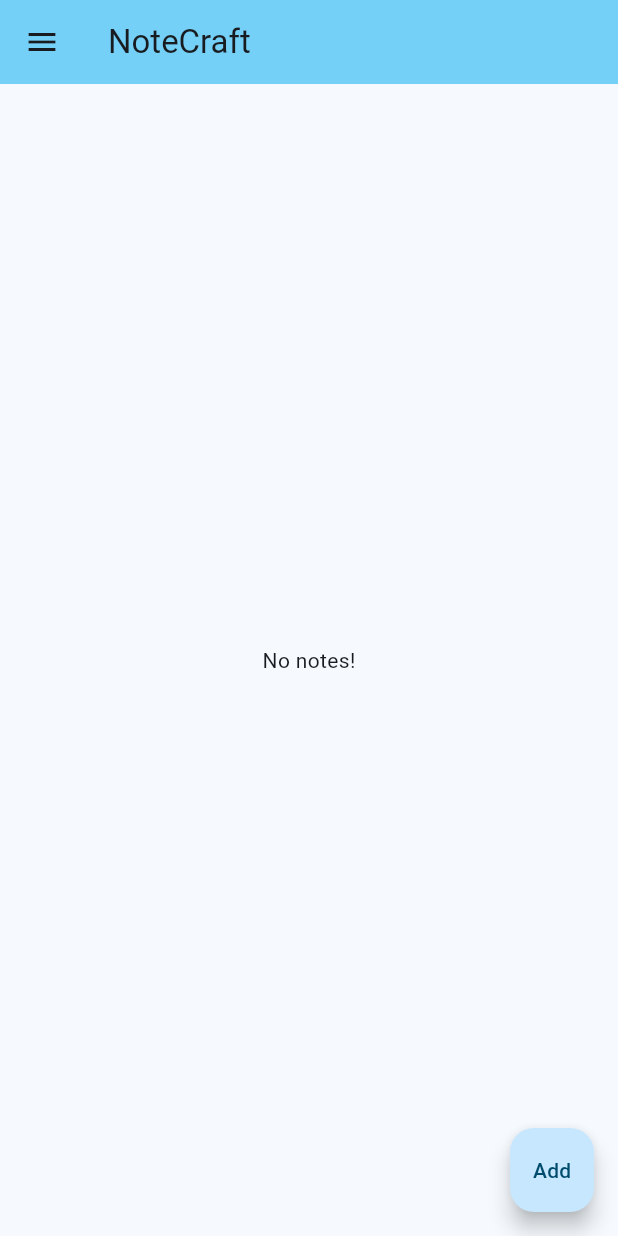
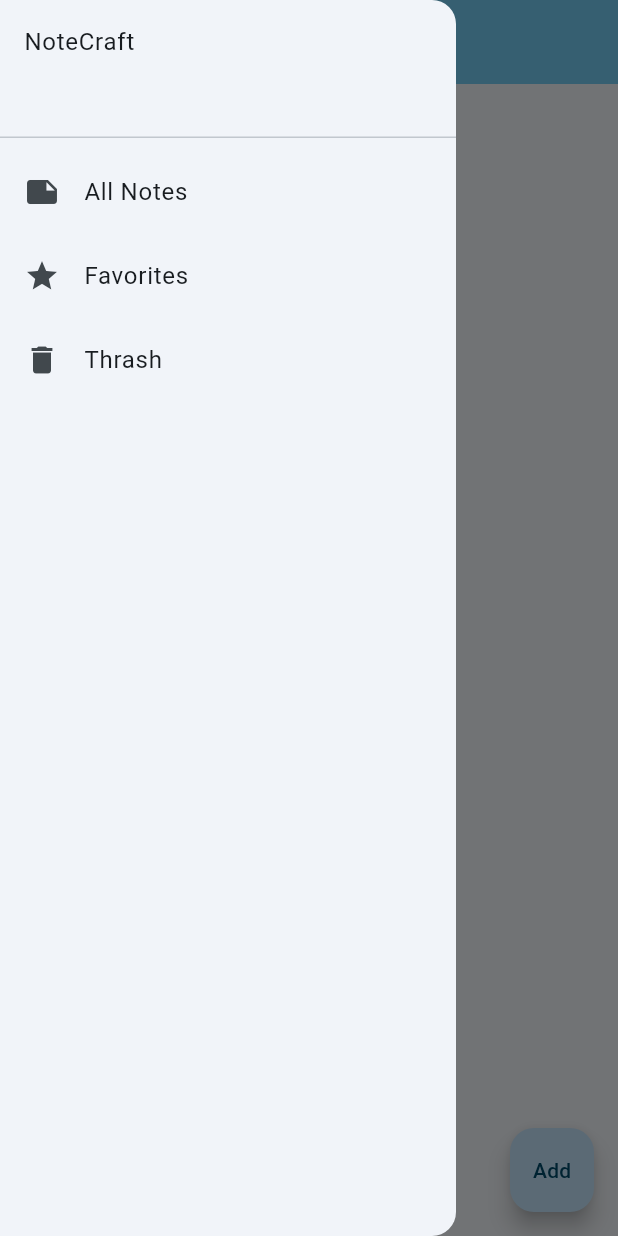
Before and after one commit to JosipTr/NoteCraft, a Flutter app: the screen it shows after launch, with the side drawer open (before the commit the screen has no drawer), on a phone screen of 412 x 824 dp. Run offline on Flutter 3.47's test engine with Material 3 defaults, Android fonts, the phone set to English and light mode, and no system bars; our stand-ins replace bloc, date_format, drift, equatable, flutter_bloc, get_it and 1 more; missing offline and left inert: sqlite3; accounts and stored records are empty; generated files the repository leaves out were written again.

Commit message:
Update menu

```diff
--- a/lib/presentation/views/home_page.dart
+++ b/lib/presentation/views/home_page.dart
@@ -2,11 +2,9 @@ import 'package:flutter/material.dart';
 import 'package:flutter_bloc/flutter_bloc.dart';
 import 'package:notecraft/di/injector.dart';
 import 'package:notecraft/presentation/views/add_note_page.dart';
-import 'package:notecraft/presentation/widgets/note_list.dart';
 
 import '../bloc/note_bloc.dart';
-import '../widgets/note_failure.dart';
-import '../widgets/note_list_empty.dart';
+import '../widgets/widgets.dart';
 
 class HomePage extends StatelessWidget {
   const HomePage({super.key});
@@ -26,9 +24,9 @@ class HomeView extends StatelessWidget {
   @override
   Widget build(BuildContext context) {
     return Scaffold(
+        drawer: const Menu(),
         appBar: AppBar(
-          title: const Text("NoteCraft"),
-          leading: const Icon(Icons.menu),
+          title: const Text("Notes"),
         ),
         floatingActionButton: FloatingActionButton(
           onPressed: () => Navigator.of(context).push(
--- /dev/null
+++ b/lib/presentation/widgets/menu.dart
@@ -0,0 +1,53 @@
+import 'package:flutter/material.dart';
+
+class Menu extends StatelessWidget {
+  const Menu({
+    super.key,
+  });
+
+  @override
+  Widget build(BuildContext context) {
+    return Drawer(
+      // Add a ListView to the drawer. This ensures the user can scroll
+      // through the options in the drawer if there isn't enough vertical
+      // space to fit everything.
+      child: ListView(
+        // Important: Remove any padding from the ListView.
+        padding: EdgeInsets.zero,
+        children: [
+          const SizedBox(
+            height: 100,
+            child: DrawerHeader(
+              decoration: BoxDecoration(),
+              child: Text('NoteCraft'),
+            ),
+          ),
+          ListTile(
+            title: const Text('All Notes'),
+            leading: const Icon(Icons.note),
+            onTap: () {
+              // Update the state of the app.
+              // ...
+            },
+          ),
+          ListTile(
+            title: const Text('Favorites'),
+            leading: const Icon(Icons.star),
+            onTap: () {
+              // Update the state of the app.
+              // ...
+            },
+          ),
+          ListTile(
+            title: const Text('Thrash'),
+            leading: const Icon(Icons.delete),
+            onTap: () {
+              // Update the state of the app.
+              // ...
+            },
+          ),
+        ],
+      ),
+    );
+  }
+}
--- /dev/null
+++ b/lib/presentation/widgets/widgets.dart
@@ -0,0 +1,4 @@
+export 'menu.dart';
+export 'note_failure.dart';
+export 'note_list.dart';
+export 'note_list_empty.dart';
```
